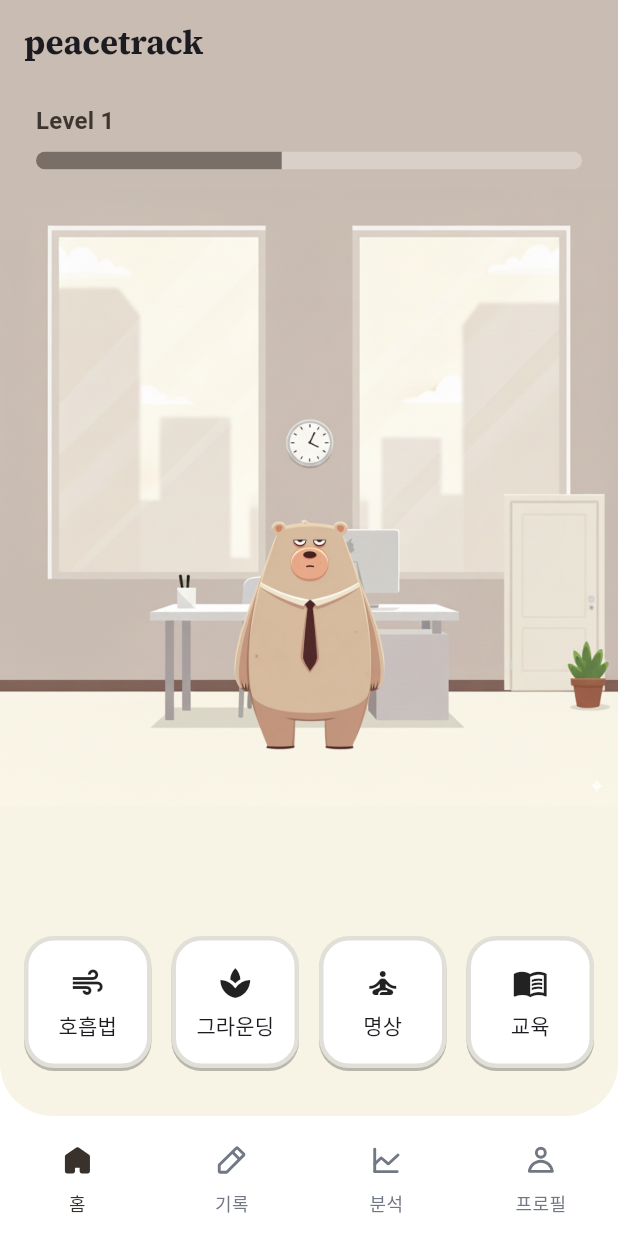
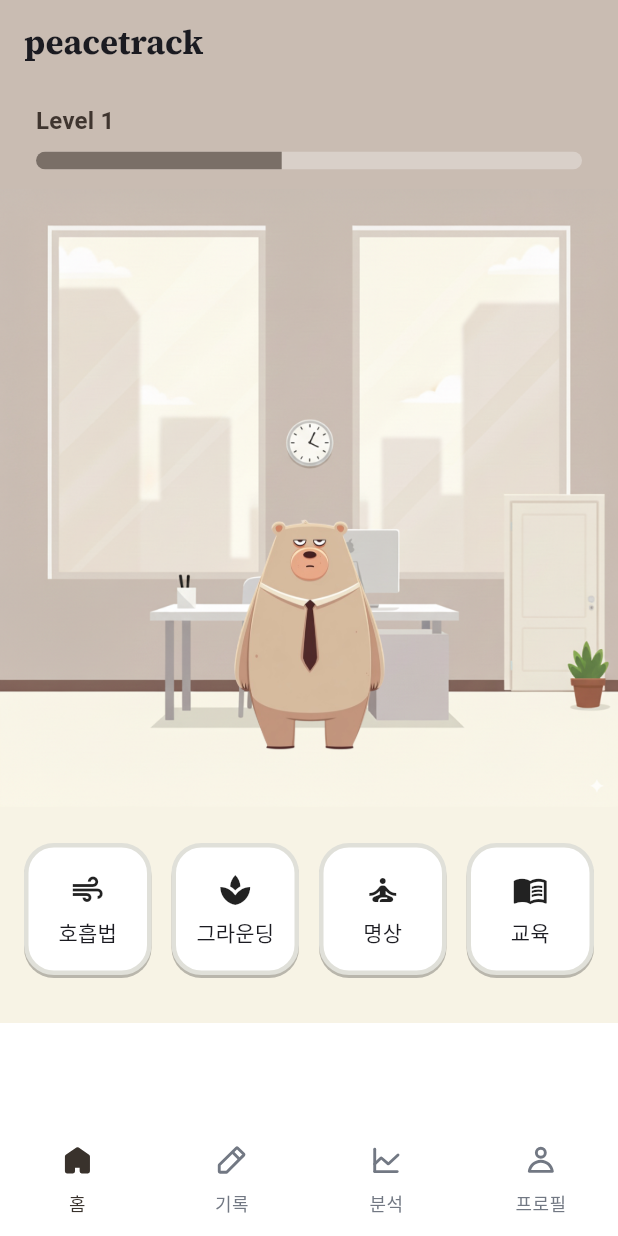
Before and after one commit to junbbbb/PanicAttack0918_02, a Flutter app: the screen it shows after launch, on a phone screen of 412 x 824 dp. Run offline on Flutter 3.47's test engine with Material 3 defaults, Android fonts, the phone set to English and light mode, and no system bars; our stand-ins replace dio, flutter_riverpod, flutter_svg, go_router, google_fonts, riverpod_annotation and 1 more; generated files the repository leaves out were written again.

Commit message:
Web배포 pages

```diff
--- a/lib/bootstrap.dart
+++ b/lib/bootstrap.dart
@@ -1,5 +1,7 @@
+import 'package:flutter/foundation.dart';
 import 'package:flutter/widgets.dart';
 import 'package:flutter_riverpod/flutter_riverpod.dart';
+import 'package:flutter_web_plugins/url_strategy.dart';
 import 'package:shared_preferences/shared_preferences.dart';
 
 import 'app/app.dart';
@@ -8,6 +10,10 @@ import 'core/storage/shared_preferences_store.dart';
 
 Future<void> bootstrap() async {
   WidgetsFlutterBinding.ensureInitialized();
+
+  if (kIsWeb) {
+    setUrlStrategy(const HashUrlStrategy());
+  }
 
   final sharedPreferences = await SharedPreferences.getInstance();
   final keyValueStore = SharedPreferencesKeyValueStore(sharedPreferences);
--- a/lib/features/home/presentation/home_page.dart
+++ b/lib/features/home/presentation/home_page.dart
@@ -12,7 +12,6 @@ class HomePage extends StatelessWidget {
       fontWeight: FontWeight.w700,
       textStyle: Theme.of(context).textTheme.titleLarge,
     );
-    final screenHeight = MediaQuery.of(context).size.height;
 
     return Scaffold(
       appBar: AppBar(
@@ -20,14 +19,16 @@ class HomePage extends StatelessWidget {
         title: Text('peacetrack', style: logoTextStyle),
         centerTitle: false,
       ),
-      body: Column(
+      body: SingleChildScrollView(
+        child: Column(
           crossAxisAlignment: CrossAxisAlignment.stretch,
           children: [
             Container(
               height: 70,
               color: const Color(0xFFC9BCB2),
               child: Padding(
-              padding: const EdgeInsets.symmetric(horizontal: 24, vertical: 12),
+                padding:
+                    const EdgeInsets.symmetric(horizontal: 24, vertical: 12),
                 child: Column(
                   crossAxisAlignment: CrossAxisAlignment.start,
                   mainAxisAlignment: MainAxisAlignment.center,
@@ -53,10 +54,6 @@ class HomePage extends StatelessWidget {
                 ),
               ),
             ),
-          Expanded(
-            child: Column(
-              crossAxisAlignment: CrossAxisAlignment.stretch,
-              children: [
             AspectRatio(
               aspectRatio: 1,
               child: Stack(
@@ -92,11 +89,12 @@ class HomePage extends StatelessWidget {
                 ],
               ),
             ),
-                Expanded(
-                  child: Container(
+            Container(
               color: const Color(0xFFF7F3E5),
-                  ),
-                ),
+              child: Column(
+                crossAxisAlignment: CrossAxisAlignment.stretch,
+                children: [
+                  const SizedBox(height: 24),
                   Container(
                     height: 120,
                     width: double.infinity,
@@ -116,7 +114,8 @@ class HomePage extends StatelessWidget {
                           _HomeActionButton(
                             label: '호흡법',
                             icon: Icons.air,
-                          onTap: () => context.goNamed(AppRoute.breathing.name),
+                            onTap: () =>
+                                context.goNamed(AppRoute.breathing.name),
                           ),
                           const _HomeActionButton(
                             label: '그라운딩',
@@ -138,6 +137,7 @@ class HomePage extends StatelessWidget {
               ),
             ),
           ],
+        ),
       ),
     );
   }
```
Also changed, not shown: 3 other files. Lines whose indentation alone changed are shown as unchanged.
